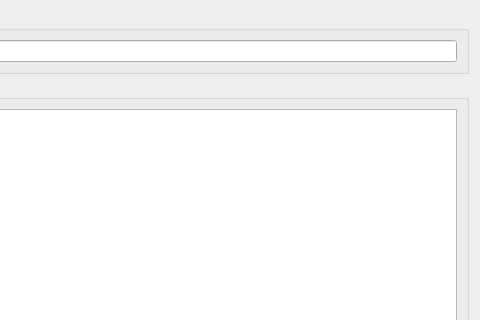
glocklueng/openecosys, file NetworkViewer/DeviceSelectorDialog.ui: the form before one commit; both pictures show x 399 to 879 and y 0 to 320 of the 879 by 576 pixel window.
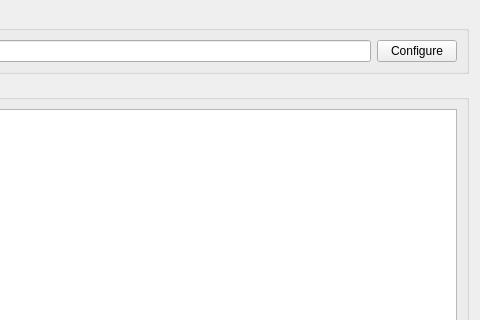
The form after the commit.

Commit message: Drivers are now able to show a custom configure dialog.

Diff of the .ui file:
```diff
--- a/NetworkViewer/DeviceSelectorDialog.ui
+++ b/NetworkViewer/DeviceSelectorDialog.ui
@@ -33,6 +33,13 @@
       <item>
        <widget class="QLineEdit" name="lineEditArgs"/>
       </item>
+      <item>
+       <widget class="QPushButton" name="m_configureButton">
+        <property name="text">
+         <string>Configure</string>
+        </property>
+       </widget>
+      </item>
      </layout>
     </widget>
    </item>
```
The commit also changes 10 other files.
